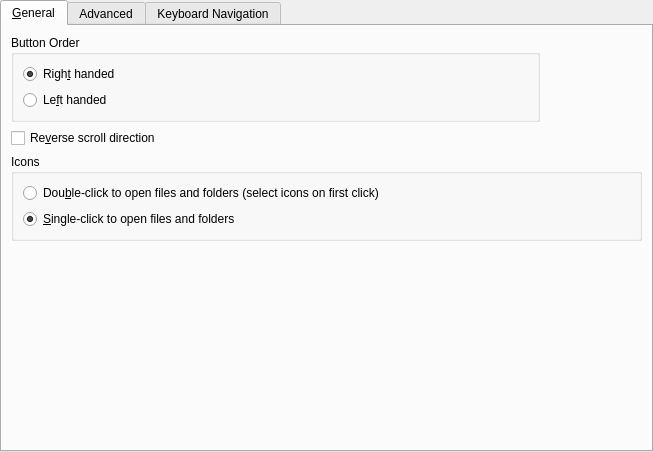
First picture: the form in kcms/input/kcm/xlib/kcmmouse.ui, repository Sonic-DE/sonic-desktop-interface, before the edit.
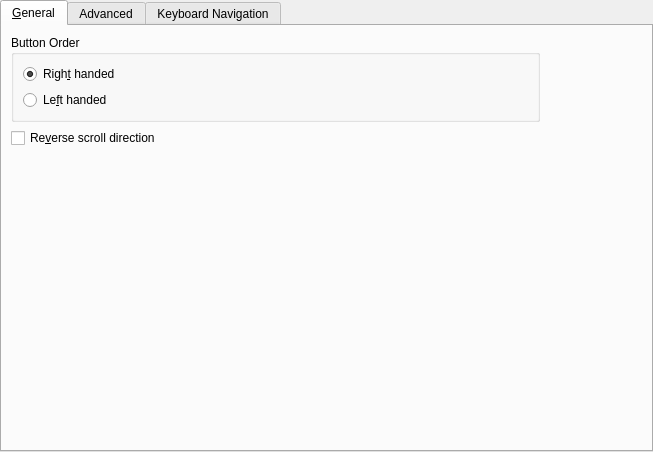
Second picture: the form after the edit.

Commit message:
[Mouse KCM] Remove single/double click setting
Summary: The setting has been moved to the Workspace KCM.

Test Plan: Manually

Reviewers: #plasma, mart, ngraham

Reviewed By: #plasma, mart, ngraham

Subscribers: plasma-devel

Tags: #plasma

Diff of the .ui file:
```diff
--- a/kcms/input/kcm/xlib/kcmmouse.ui
+++ b/kcms/input/kcm/xlib/kcmmouse.ui
@@ -133,50 +133,6 @@
          </item>
         </layout>
        </item>
-       <item>
-        <widget class="QGroupBox" name="GroupBox1">
-         <property name="title">
-          <string>Icons</string>
-         </property>
-         <property name="flat">
-          <bool>true</bool>
-         </property>
-         <layout class="QVBoxLayout" name="_4">
-          <item>
-           <widget class="QRadioButton" name="doubleClick">
-            <property name="whatsThis">
-             <string>The default behavior in KDE is to select and activate icons with a single click of the left button on your pointing device. This behavior is consistent with what you would expect when you click links in most web browsers. If you would prefer to select with a single click, and activate with a double click, check this option.</string>
-            </property>
-            <property name="text">
-             <string>Dou&amp;ble-click to open files and folders (select icons on first click)</string>
-            </property>
-            <property name="checked">
-             <bool>false</bool>
-            </property>
-            <attribute name="buttonGroup">
-             <string notr="true">clickGroup</string>
-            </attribute>
-           </widget>
-          </item>
-          <item>
-           <widget class="QRadioButton" name="singleClick">
-            <property name="whatsThis">
-             <string>Activates and opens a file or folder with a single click.</string>
-            </property>
-            <property name="text">
-             <string>&amp;Single-click to open files and folders</string>
-            </property>
-            <property name="checked">
-             <bool>true</bool>
-            </property>
-            <attribute name="buttonGroup">
-             <string notr="true">clickGroup</string>
-            </attribute>
-           </widget>
-          </item>
-         </layout>
-        </widget>
-       </item>
        <item>
         <spacer name="spacer">
          <property name="orientation">
```
The commit also changes 2 other files.
